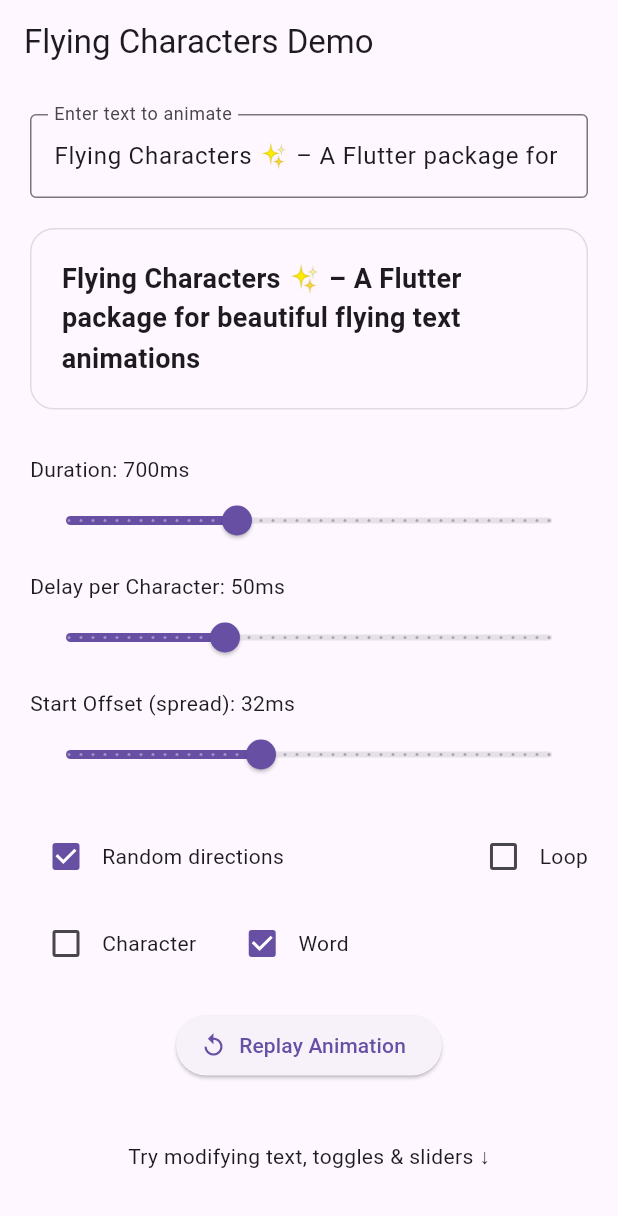
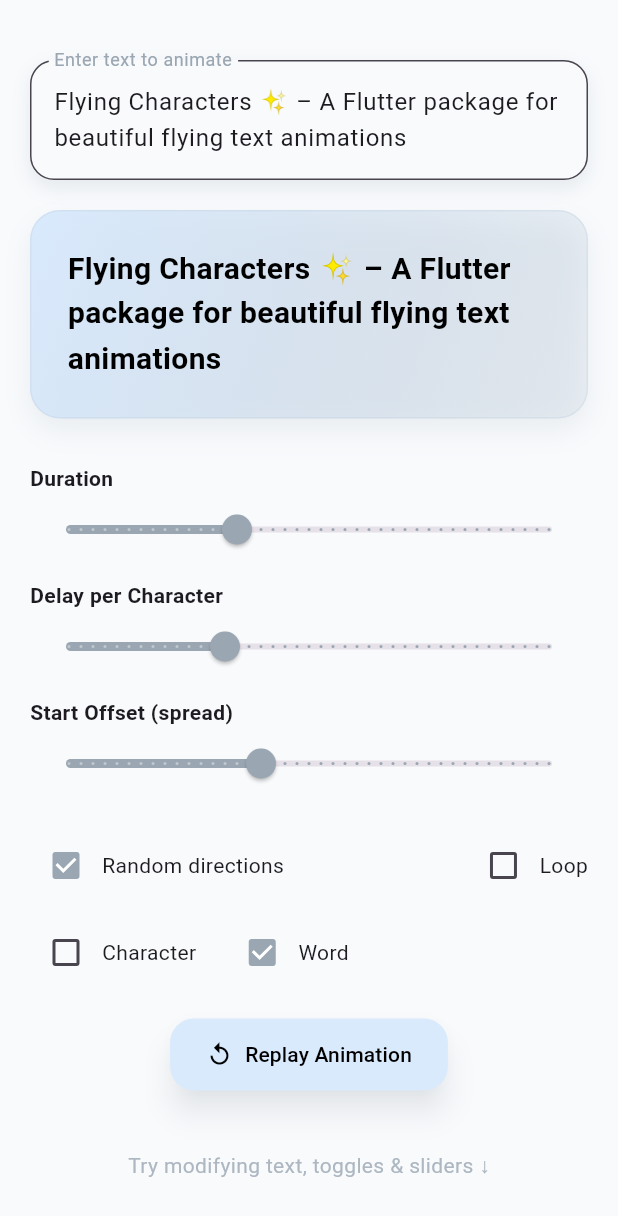
Before and after one commit to ASHISH1317/flying_characters, a Flutter app: the screen it shows after launch, on a phone screen of 412 x 824 dp. Shown: the top 1216 px of the screen. Run offline on Flutter 3.47's test engine with Material 3 defaults, Android fonts, the phone set to English and light mode, and no system bars.

Commit message:
Enhance UI with improved text input styling and animation controls

```diff
--- a/example/lib/main.dart
+++ b/example/lib/main.dart
@@ -29,7 +29,6 @@ class _FlyingCharactersDemoState extends State<FlyingCharactersDemo> {
     text:
         "Flying Characters ✨ – A Flutter package for beautiful flying text animations",
   );
-  final key = GlobalKey();
 
   void refresh() {
     setState(() => seed++); // new seed triggers animation rebuild
@@ -37,35 +36,81 @@ class _FlyingCharactersDemoState extends State<FlyingCharactersDemo> {
 
   @override
   Widget build(BuildContext context) {
+    // Define palette
+    const Color lightBlue = Color(0xFFD9EAFD);
+    const Color offWhite = Color(0xFFF8FAFC);
+    const Color blueGrey = Color(0xFFBCCCDC);
+    const Color darkGrey = Color(0xFF9AA6B2);
+
     return MaterialApp(
       debugShowCheckedModeBanner: false,
-      theme: ThemeData(brightness: Brightness.light, useMaterial3: true),
-      darkTheme: ThemeData(brightness: Brightness.dark, useMaterial3: true),
-      themeMode: ThemeMode.system,
+      theme: ThemeData(
+        brightness: Brightness.light,
+        useMaterial3: true,
+        scaffoldBackgroundColor: offWhite,
+      ),
       home: Scaffold(
-        appBar: AppBar(title: const Text("Flying Characters Demo")),
         body: SafeArea(
           child: SingleChildScrollView(
             padding: const EdgeInsets.all(20),
             child: Column(
               children: [
+                SizedBox(height: 20),
+
                 /// 🔤 Editable text
-                TextField(
-                  controller: inputCtrl,
-                  decoration: const InputDecoration(
-                    labelText: "Enter text to animate",
-                    border: OutlineInputBorder(),
+                Container(
+                  decoration: BoxDecoration(
+                    color: offWhite,
+                    borderRadius: BorderRadius.circular(16),
+                    boxShadow: [
+                      BoxShadow(
+                        color: darkGrey.withValues(alpha: 0.2),
+                        blurRadius: 10,
+                        offset: const Offset(0, 5),
+                      ),
+                    ],
                   ),
-                  onChanged: (v) => setState(() => text = v),
+                  child: TextField(
+                    controller: inputCtrl,
+                    maxLines: null,
+                    decoration: InputDecoration(
+                      labelText: "Enter text to animate",
+                      labelStyle: TextStyle(color: darkGrey),
+                      border: OutlineInputBorder(
+                        borderRadius: BorderRadius.circular(16),
+                        borderSide: BorderSide(color: blueGrey),
+                      ),
+                      focusedBorder: OutlineInputBorder(
+                        borderRadius: BorderRadius.circular(16),
+                        borderSide: BorderSide(color: lightBlue, width: 2),
+                      ),
+                      fillColor: offWhite,
+                      filled: true,
+                    ),
+                    onChanged: (v) => setState(() => text = v),
+                  ),
                 ),
                 const SizedBox(height: 20),
 
                 /// 🌟 Animation Widget Preview
                 Container(
-                  padding: const EdgeInsets.all(20),
+                  width: double.infinity,
+                  padding: const EdgeInsets.all(24),
                   decoration: BoxDecoration(
-                    borderRadius: BorderRadius.circular(16),
-                    border: Border.all(color: Colors.grey.withAlpha(80)),
+                    gradient: LinearGradient(
+                      colors: [lightBlue, blueGrey.withValues(alpha: 0.2)],
+                      begin: Alignment.topLeft,
+                      end: Alignment.bottomRight,
+                    ),
+                    borderRadius: BorderRadius.circular(20),
+                    boxShadow: [
+                      BoxShadow(
+                        color: darkGrey.withValues(alpha: 0.15),
+                        blurRadius: 15,
+                        offset: const Offset(0, 8),
+                      ),
+                    ],
+                    border: Border.all(color: blueGrey.withValues(alpha: 0.3)),
                   ),
                   child: FlyingCharacters(
                     key: ValueKey(seed),
@@ -76,10 +121,10 @@ class _FlyingCharactersDemoState extends State<FlyingCharactersDemo> {
                     randomDirections: random,
                     loop: loop,
                     mode: typeMode,
-                    // use selected type mode
                     style: const TextStyle(
-                      fontSize: 18,
+                      fontSize: 20,
                       fontWeight: FontWeight.bold,
+                      color: Colors.black,
                     ),
                   ),
                 ),
@@ -88,25 +133,29 @@ class _FlyingCharactersDemoState extends State<FlyingCharactersDemo> {
 
                 /// 🎛 Controls Panel
                 _slider(
-                  title: "Duration",
-                  value: duration.inMilliseconds.toDouble(),
-                  max: 2000,
-                  onChange: (v) => setState(
-                    () => duration = Duration(milliseconds: v.toInt()),
-                  ),
+                  "Duration",
+                  duration.inMilliseconds.toDouble(),
+                  2000,
+                  (v) => setState(() {
+                    duration = Duration(milliseconds: v.toInt());
+                  }),
+                  darkGrey,
                 ),
                 _slider(
-                  title: "Delay per Character",
-                  value: delay.inMilliseconds.toDouble(),
-                  max: 150,
-                  onChange: (v) =>
-                      setState(() => delay = Duration(milliseconds: v.toInt())),
+                  "Delay per Character",
+                  delay.inMilliseconds.toDouble(),
+                  150,
+                  (v) => setState(() {
+                    delay = Duration(milliseconds: v.toInt());
+                  }),
+                  darkGrey,
                 ),
                 _slider(
-                  title: "Start Offset (spread)",
-                  value: offset,
-                  max: 80,
-                  onChange: (v) => setState(() => offset = v),
+                  "Start Offset (spread)",
+                  offset,
+                  80,
+                  (v) => setState(() => offset = v),
+                  darkGrey,
                 ),
 
                 const SizedBox(height: 10),
@@ -116,11 +165,13 @@ class _FlyingCharactersDemoState extends State<FlyingCharactersDemo> {
                   children: [
                     Checkbox(
                       value: random,
+                      activeColor: darkGrey,
                       onChanged: (v) => setState(() => random = v!),
                     ),
                     const Text("Random directions"),
                     const Spacer(),
                     Checkbox(
+                      activeColor: darkGrey,
                       value: loop,
                       onChanged: (v) => setState(() => loop = v!),
                     ),
@@ -142,6 +193,7 @@ class _FlyingCharactersDemoState extends State<FlyingCharactersDemo> {
                           );
                         }
                       },
+                      activeColor: darkGrey,
                     ),
                     const Text("Character"),
                     const SizedBox(width: 20),
@@ -152,6 +204,7 @@ class _FlyingCharactersDemoState extends State<FlyingCharactersDemo> {
                           setState(() => typeMode = FlyingCharactersMode.word);
                         }
                       },
+                      activeColor: darkGrey,
                     ),
                     const Text("Word"),
                   ],
@@ -162,12 +215,31 @@ class _FlyingCharactersDemoState extends State<FlyingCharactersDemo> {
                 /// 🔁 Restart animation
                 ElevatedButton.icon(
                   onPressed: refresh,
-                  icon: const Icon(Icons.replay),
-                  label: const Text("Replay Animation"),
+                  style: ElevatedButton.styleFrom(
+                    padding: const EdgeInsets.symmetric(
+                      horizontal: 24,
+                      vertical: 14,
+                    ),
+                    backgroundColor: lightBlue,
+                    foregroundColor: darkGrey,
+                    shape: RoundedRectangleBorder(
+                      borderRadius: BorderRadius.circular(16),
+                    ),
+                    shadowColor: darkGrey.withValues(alpha: 0.25),
+                    elevation: 8,
+                  ),
+                  icon: const Icon(Icons.replay, color: Colors.black),
+                  label: const Text(
+                    "Replay Animation",
+                    style: TextStyle(color: Colors.black),
+                  ),
                 ),
 
                 const SizedBox(height: 40),
-                const Text("Try modifying text, toggles & sliders ↓"),
+                Text(
+                  "Try modifying text, toggles & sliders ↓",
+                  style: TextStyle(color: darkGrey.withValues(alpha: 0.8)),
+                ),
               ],
             ),
           ),
@@ -177,21 +249,23 @@ class _FlyingCharactersDemoState extends State<FlyingCharactersDemo> {
   }
 
   /// Reusable slider widget
-  Widget _slider({
-    required String title,
-    required double value,
-    required double max,
-    required ValueChanged<double> onChange,
-  }) {
+  Widget _slider(
+    String title,
+    double value,
+    double max,
+    ValueChanged<double> onChange,
+    Color color,
+  ) {
     return Column(
       crossAxisAlignment: CrossAxisAlignment.start,
       children: <Widget>[
-        Text("$title: ${value.toInt()}ms"),
+        Text(title, style: const TextStyle(fontWeight: FontWeight.bold)),
         Slider(
           value: value,
           max: max,
           min: 0,
           divisions: 40,
+          activeColor: color,
           onChanged: onChange,
         ),
         const SizedBox(height: 10),
```
